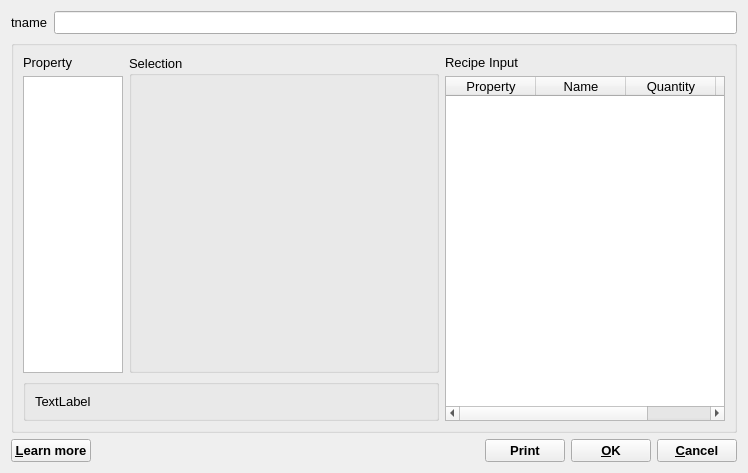
Qt form gems3/vizor4/dlg4/InputSystemDialog4.ui (gemshub/GEMSGUI) before a commit.
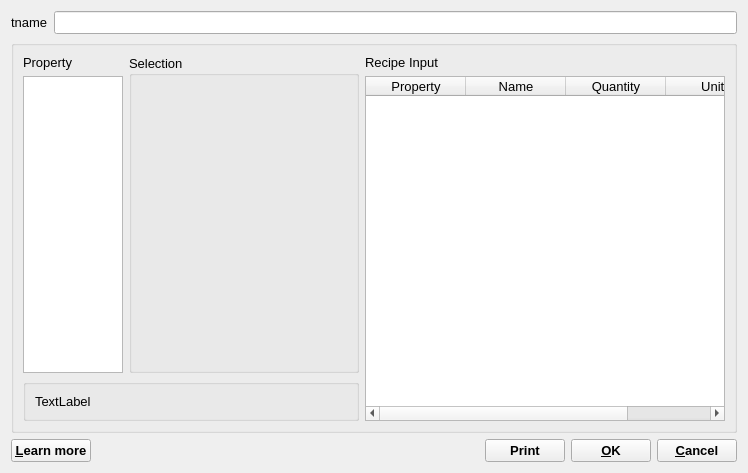
The same form after that commit.

Commit message: (upgrade 1871) small changes into interface (SD)

```diff
--- a/gems3/vizor4/dlg4/InputSystemDialog4.ui
+++ b/gems3/vizor4/dlg4/InputSystemDialog4.ui
@@ -71,7 +71,14 @@
         </property>
         <layout class="QHBoxLayout" name="horizontalLayout_2">
          <item>
-          <widget class="QStackedWidget" name="winStac"/>
+          <widget class="QStackedWidget" name="winStac">
+           <property name="sizePolicy">
+            <sizepolicy hsizetype="Expanding" vsizetype="Preferred">
+             <horstretch>0</horstretch>
+             <verstretch>0</verstretch>
+            </sizepolicy>
+           </property>
+          </widget>
          </item>
         </layout>
        </widget>
@@ -121,12 +128,12 @@
         </property>
         <property name="minimumSize">
          <size>
-          <width>280</width>
+          <width>360</width>
           <height>0</height>
          </size>
         </property>
         <attribute name="horizontalHeaderDefaultSectionSize">
-         <number>90</number>
+         <number>100</number>
         </attribute>
         <attribute name="horizontalHeaderMinimumSectionSize">
          <number>25</number>
```
The commit also changes 5 other files.
